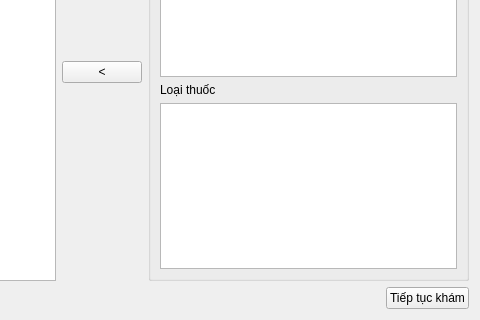
xdien/tcmr, file tracuuphieuhen.ui: the form before one commit; both pictures show x 277 to 757 and y 293 to 613 of the 757 by 613 pixel window.
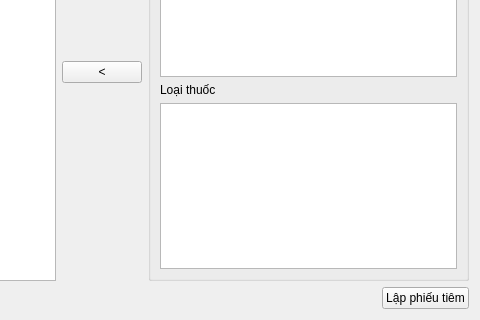
The form after the commit.

Patch:
```diff
--- a/tracuuphieuhen.ui
+++ b/tracuuphieuhen.ui
@@ -157,7 +157,7 @@
      <item>
       <widget class="QPushButton" name="pushButton">
        <property name="text">
-        <string>Tiếp tục khám</string>
+        <string>Lập phiếu tiêm</string>
        </property>
       </widget>
      </item>
```
Left out of the diff: 10 changed lines with no effect on the pictures.
